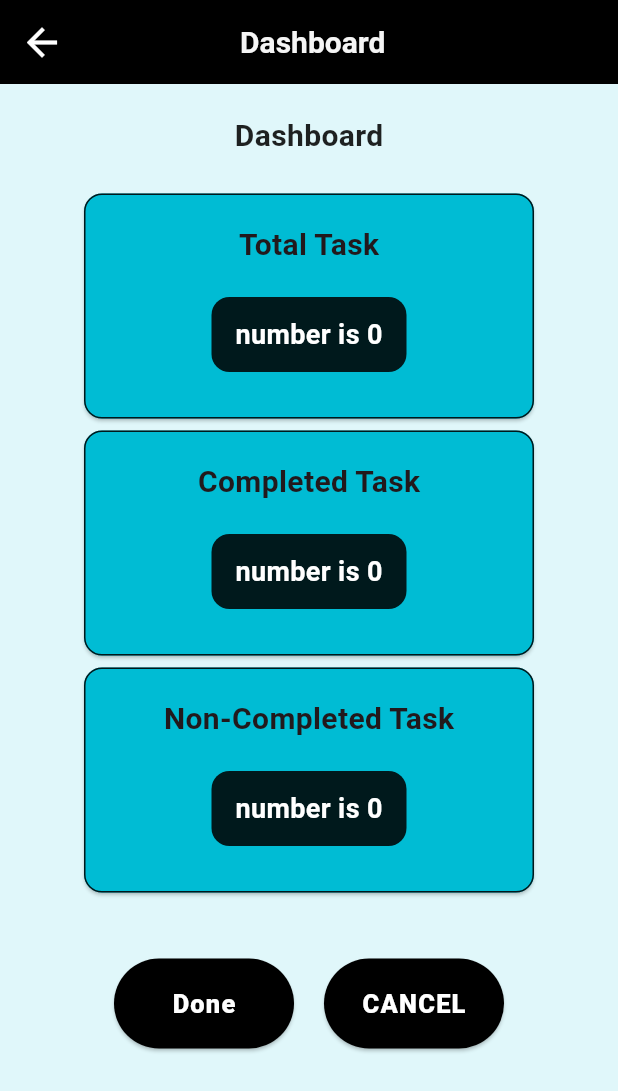
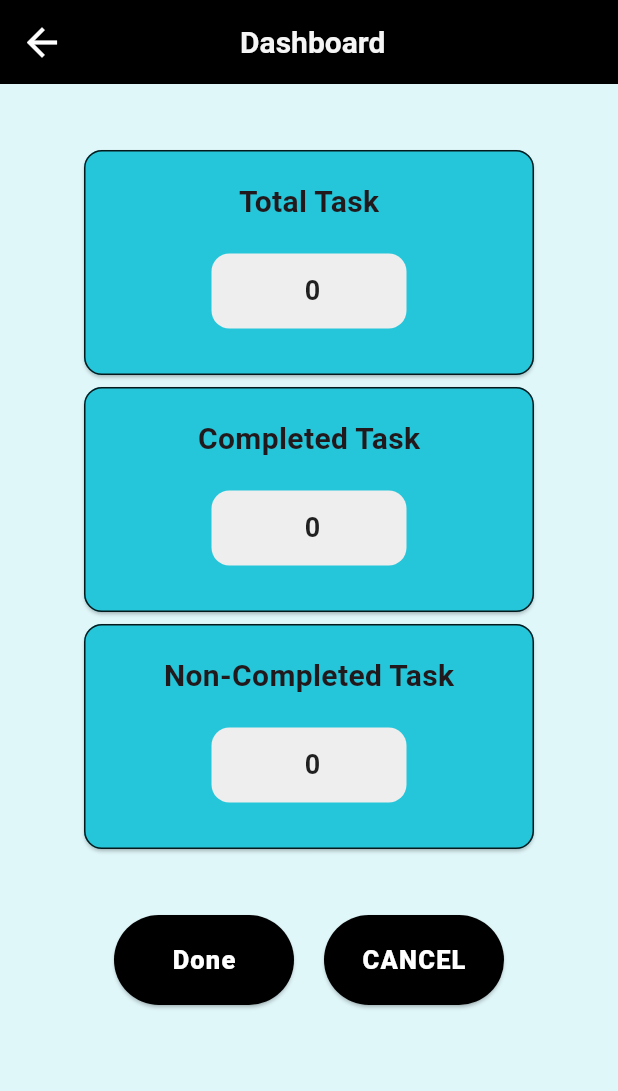
Before and after one commit to AIA2030/Final-Project, a Flutter app: the DashboardScreen screen opened directly, on a phone screen of 412 x 824 dp. Shown: the top 1091 px of the screen. Run offline on Flutter 3.47's test engine with Material 2 defaults, Android fonts, the phone set to English and light mode, and no system bars; our stand-ins replace animated_splash_screen.

Commit message:
Final-Project

```diff
--- a/lib/dashboard_screen/dashboard_screen.dart
+++ b/lib/dashboard_screen/dashboard_screen.dart
@@ -10,7 +10,6 @@ class DashboardScreen extends StatelessWidget {
 
   @override
   Widget build(BuildContext context) {
-    final TextEditingController entryController = TextEditingController();
     return Consumer <TodoModelApp> (builder: (context, viewmodel, child) {
 
       return Scaffold(
@@ -45,11 +44,11 @@ class DashboardScreen extends StatelessWidget {
 
                       children: <Widget>[
 
-                        Text("Dashboard", style: TextStyle(color: Colors.black87, fontSize: 20, fontWeight: FontWeight.bold,),),
+                      //  Text("Dashboard", style: TextStyle(color: Colors.black87, fontSize: 20, fontWeight: FontWeight.bold,),),
                         SizedBox(height: 20,),
 
                         Card(
-                          color: Colors.cyan,
+                          color: Colors.cyan.shade400,
                           shape: RoundedRectangleBorder(
                               side: BorderSide(
                                 color: Colors.black87,
@@ -72,9 +71,9 @@ class DashboardScreen extends StatelessWidget {
                                       Center(child: Container(
                                           width: 130,
                                           height: 50,
-                                          decoration: BoxDecoration(borderRadius: BorderRadius.circular(12), color: Colors.black87,  ) ,
-                                          child: Center(child: Text("number is ${viewmodel.getlengthtask()}",
-                                            style: TextStyle(fontWeight: FontWeight.bold, fontSize: 18, color: Colors.white,),),))),
+                                          decoration: BoxDecoration(borderRadius: BorderRadius.circular(12), color: Colors.grey.shade200,  ) ,
+                                          child: Center(child: Text(" ${viewmodel.getlengthtask()}",
+                                            style: TextStyle(fontWeight: FontWeight.bold, fontSize: 18, color: Colors.black87,),),))),
                                     ],
                                   ),
                                 )
@@ -82,7 +81,7 @@ class DashboardScreen extends StatelessWidget {
                           ),
                         ),
                         Card(
-                          color: Colors.cyan,
+                          color: Colors.cyan.shade400,
                           shape: RoundedRectangleBorder(
                               side: BorderSide(
                                 color: Colors.black87,
@@ -105,9 +104,9 @@ class DashboardScreen extends StatelessWidget {
                                       Center(child: Container(
                                           width: 130,
                                           height: 50,
-                                          decoration: BoxDecoration(borderRadius: BorderRadius.circular(12), color: Colors.black87,  ) ,
-                                          child: Center(child: Text("number is ${viewmodel.numofcompletetask()}",
-                                            style: TextStyle(fontWeight: FontWeight.bold, fontSize: 18, color: Colors.white,),),))),
+                                          decoration: BoxDecoration(borderRadius: BorderRadius.circular(12), color: Colors.grey.shade200,  ) ,
+                                          child: Center(child: Text(" ${viewmodel.numofcompletetask()}",
+                                            style: TextStyle(fontWeight: FontWeight.bold, fontSize: 18, color: Colors.black87,),),))),
                                     ],
                                   ),
                                 )
@@ -115,7 +114,7 @@ class DashboardScreen extends StatelessWidget {
                           ),
                         ),
                         Card(
-                          color: Colors.cyan,
+                          color: Colors.cyan.shade400,
                           shape: RoundedRectangleBorder(
                               side: BorderSide(
                                 color: Colors.black87,
@@ -138,9 +137,9 @@ class DashboardScreen extends StatelessWidget {
                                       Center(child: Container(
                                           width: 130,
                                           height: 50,
-                                          decoration: BoxDecoration(borderRadius: BorderRadius.circular(12), color: Colors.black87,  ) ,
-                                          child: Center(child: Text("number is ${viewmodel.numofnotcompletetask()}",
-                                            style: TextStyle(fontWeight: FontWeight.bold, fontSize: 18, color: Colors.white,),),))),
+                                          decoration: BoxDecoration(borderRadius: BorderRadius.circular(12), color: Colors.grey.shade200,  ) ,
+                                          child: Center(child: Text(" ${viewmodel.numofnotcompletetask()}",
+                                            style: TextStyle(fontWeight: FontWeight.bold, fontSize: 18, color: Colors.black87,),),))),
                                     ],
                                   ),
                                 )
```
